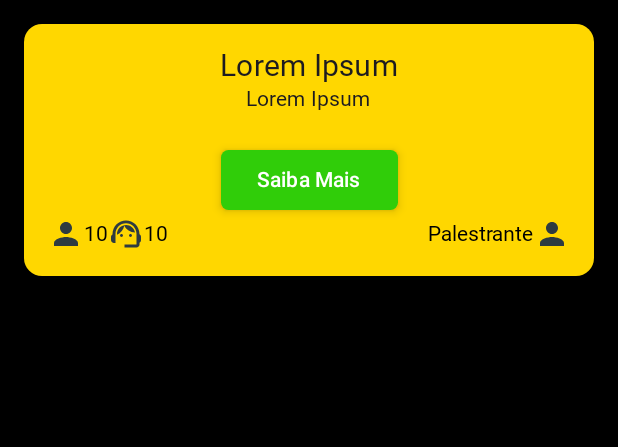
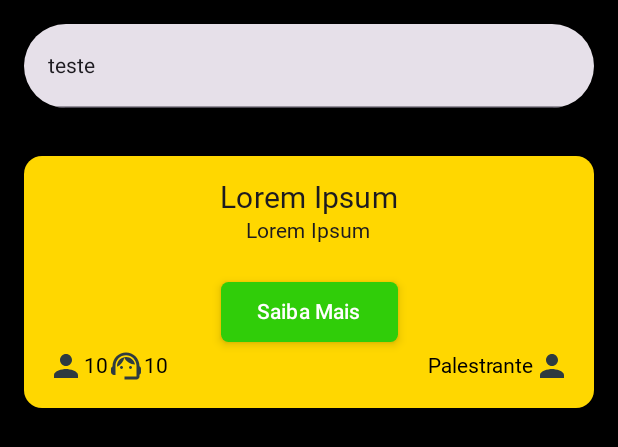
Before and after one commit to BergsonDev/mobile_japim, an Android app built with Jetpack Compose: the @Preview function starterPage, on a phone screen of 412 x 824 dp. Shown: the top 447 px of the screen. Run offline under Robolectric (Android 15) with nearby library versions, the phone set to English and light mode, and no system bars; Roboto replaces fonts that are not available here.

Commit message:
ui(searchBar) : add search bar filter events

```diff
--- a/app/src/main/java/com/example/japim/StarterPage.kt
+++ b/app/src/main/java/com/example/japim/StarterPage.kt
@@ -18,6 +18,7 @@ import androidx.compose.ui.graphics.Color
 import androidx.compose.ui.tooling.preview.Preview
 import androidx.compose.ui.unit.dp
 import com.example.japim.ui.components.cards.GenerateCard
+import com.example.japim.ui.components.search.GenerateSearchBar
 
 @Composable
 private fun viewStarterPage(modifier: Modifier = Modifier){
@@ -26,6 +27,8 @@ private fun viewStarterPage(modifier: Modifier = Modifier){
             .background(Color.Black)
             .verticalScroll(rememberScrollState())
     ) {
+
+        GenerateSearchBar("teste",{});
 
         GenerateCard(
             "Lorem Ipsum",
--- /dev/null
+++ b/app/src/main/java/com/example/japim/ui/components/search/SearchBar.kt
@@ -0,0 +1,38 @@
+package com.example.japim.ui.components.search
+
+import androidx.compose.foundation.layout.fillMaxWidth
+import androidx.compose.foundation.layout.padding
+import androidx.compose.material.icons.Icons
+import androidx.compose.material.icons.filled.Close
+import androidx.compose.material.icons.filled.Search
+import androidx.compose.material3.Icon
+import androidx.compose.material3.IconButton
+import androidx.compose.material3.MaterialTheme
+import androidx.compose.material3.OutlinedTextField
+import androidx.compose.material3.OutlinedTextFieldDefaults
+import androidx.compose.material3.Text
+import androidx.compose.material3.TextField
+import androidx.compose.material3.TextFieldColors
+import androidx.compose.material3.TextFieldDefaults
+import androidx.compose.runtime.Composable
+import androidx.compose.ui.Modifier
+import androidx.compose.ui.unit.dp
+import com.example.japim.ui.theme.FOURTH
+
+@Composable
+fun GenerateSearchBar(
+    placeholder: String,
+    actionSearch: (String) -> Unit
+){
+    TextField(
+        value = placeholder,
+        onValueChange = actionSearch,
+        modifier = Modifier.fillMaxWidth().padding(16.dp),
+        placeholder = { Text("Pesquisar itens...") },
+        singleLine = true,
+        shape = MaterialTheme.shapes.extraLarge,
+        colors = TextFieldDefaults.colors(
+            focusedContainerColor = FOURTH,
+        ),
+    )
+}
```
